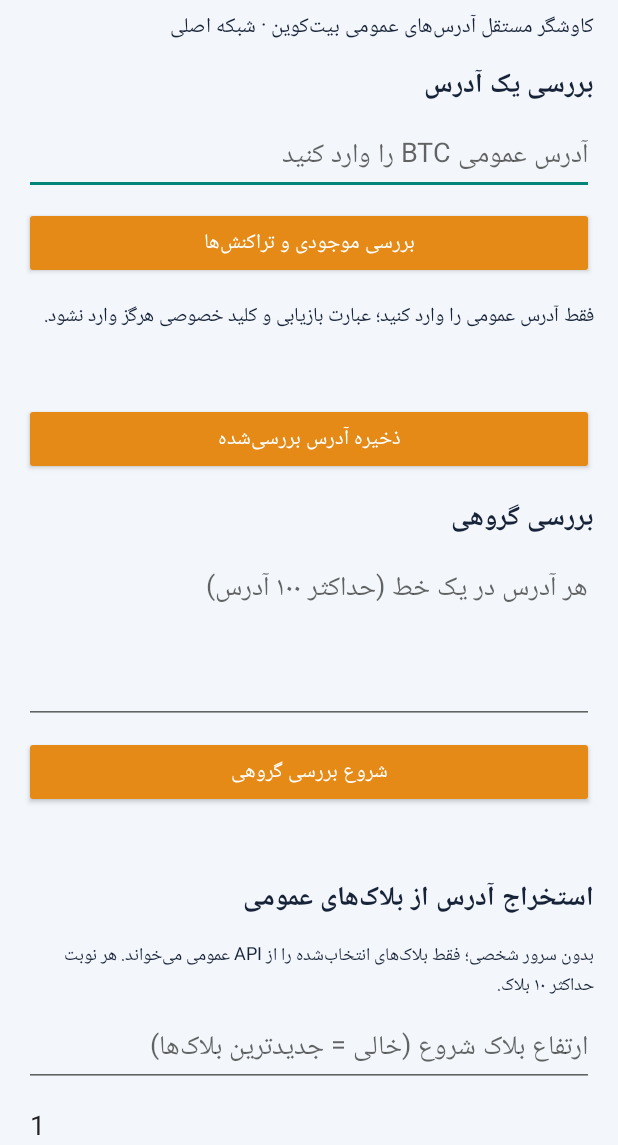
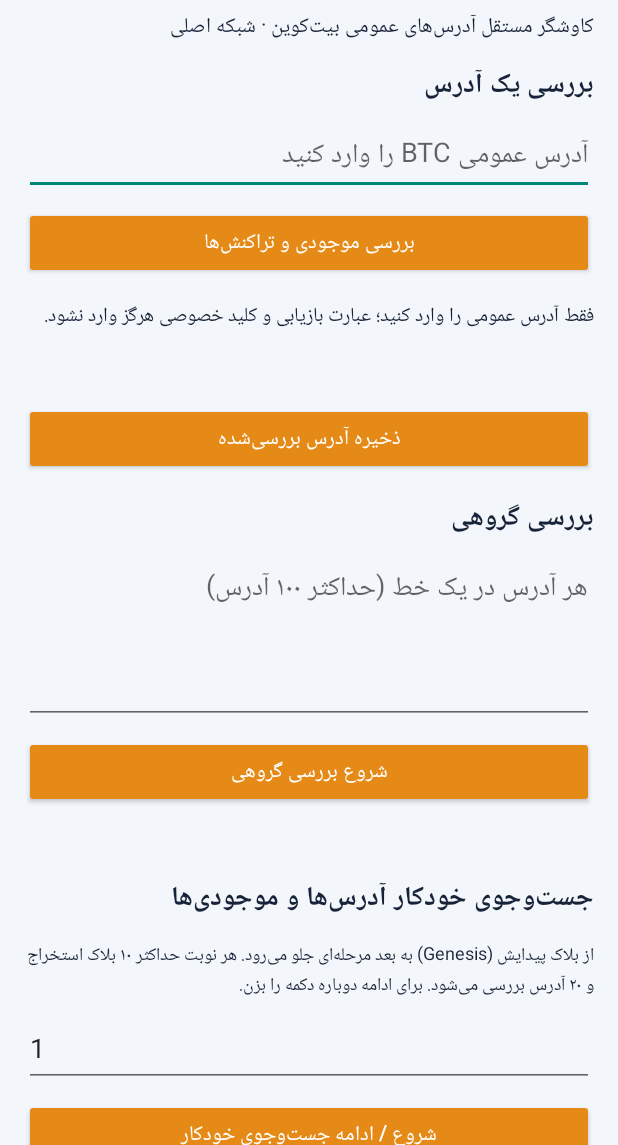
Before and after one commit to hjo16442/Bitcoin-Address-Explorer, an Android app: the screen it shows after launch (MainActivity), on a phone screen of 412 x 824 dp, the part 91-1236 px from its top. Run offline under Robolectric (Android 15) with nearby library versions, the phone set to English and light mode, and no system bars.

Commit message:
Add automatic scan and funded-address results UI

```diff
--- a/app/src/main/java/com/bitcoinaddressexplorer/MainActivity.java
+++ b/app/src/main/java/com/bitcoinaddressexplorer/MainActivity.java
@@ -17,7 +17,7 @@ public class MainActivity extends Activity {
     private static final String API = "https://mempool.space/api";
     private final ExecutorService worker = Executors.newSingleThreadExecutor();
     private EditText addressInput, bulkInput, scanStartInput, scanCountInput;
-    private TextView status, result, bulkResult, scanResult, savedView;
+    private TextView status, result, bulkResult, scanResult, savedView, fundedView;
     private Button checkButton, bulkButton, scanButton;
     private SharedPreferences prefs;
 
@@ -62,17 +62,17 @@ public class MainActivity extends Activity {
         bulkButton = button("شروع بررسی گروهی"); page.addView(bulkButton);
         bulkResult = text("", 14, false); page.addView(bulkResult);
 
-        page.addView(text("استخراج آدرس از بلاک‌های عمومی", 18, true));
-        page.addView(text("بدون سرور شخصی؛ فقط بلاک‌های انتخاب‌شده را از API عمومی می‌خواند. هر نوبت حداکثر ۱۰ بلاک.", 12, false));
+        page.addView(text("جست‌وجوی خودکار آدرس‌ها و موجودی‌ها", 18, true));
+        page.addView(text("از بلاک پیدایش (Genesis) به بعد مرحله‌ای جلو می‌رود. هر نوبت حداکثر ۱۰ بلاک استخراج و ۲۰ آدرس بررسی می‌شود. برای ادامه دوباره دکمه را بزن.", 12, false));
         scanStartInput = new EditText(this); scanStartInput.setSingleLine(true);
         scanStartInput.setInputType(android.text.InputType.TYPE_CLASS_NUMBER);
-        scanStartInput.setHint("ارتفاع بلاک شروع (خالی = جدیدترین بلاک‌ها)");
+        scanStartInput.setVisibility(View.GONE);
         page.addView(scanStartInput);
         scanCountInput = new EditText(this); scanCountInput.setSingleLine(true);
         scanCountInput.setInputType(android.text.InputType.TYPE_CLASS_NUMBER);
         scanCountInput.setText("1"); scanCountInput.setHint("تعداد بلاک‌ها (۱ تا ۱۰)");
         page.addView(scanCountInput);
-        scanButton = button("استخراج آدرس‌های این بلاک‌ها"); page.addView(scanButton);
+        scanButton = button("شروع / ادامه جست‌وجوی خودکار"); page.addView(scanButton);
         scanResult = text("آدرس‌های پیدا‌شده به‌صورت محلی ذخیره می‌شوند؛ این کار کل تاریخ بیت‌کوین را اسکن نمی‌کند.", 13, false);
         page.addView(scanResult);
 
@@ -178,10 +178,16 @@ public class MainActivity extends Activity {
                     @Override public void onProgress(String message) {
                         runOnUiThread(() -> scanResult.setText(message));
                     }
-                    @Override public void onComplete(int blocks, int added, int total) {
+                    @Override public void onComplete(int blocks, int added, int total, int checked,
+                                                     int remaining, String funded, int nextHeight) {
                         runOnUiThread(() -> {
-                            scanResult.setText("پایان اسکن. بلاک‌های بررسی‌شده: " + blocks +
-                                "\nآدرس جدید ذخیره‌شده: " + added + "\nکل آدرس‌های ذخیره‌شده: " + total);
+                            scanResult.setText("این نوبت تمام شد. بلاک‌های بررسی‌شده: " + blocks +
+                                "\nآدرس جدید استخراج‌شده: " + added +
+                                "\nکل آدرس‌های ذخیره‌شده: " + total +
+                                "\nآدرس‌های بررسی‌شده از نظر موجودی: " + checked +
+                                "\nآدرس‌های باقی‌مانده در صف: " + remaining +
+                                "\nارتفاع شروع نوبت بعد: " + nextHeight);
+                            if (!funded.isEmpty()) fundedView.setText(funded);
                             scanButton.setEnabled(true); showSaved();
                         });
                     }
```
